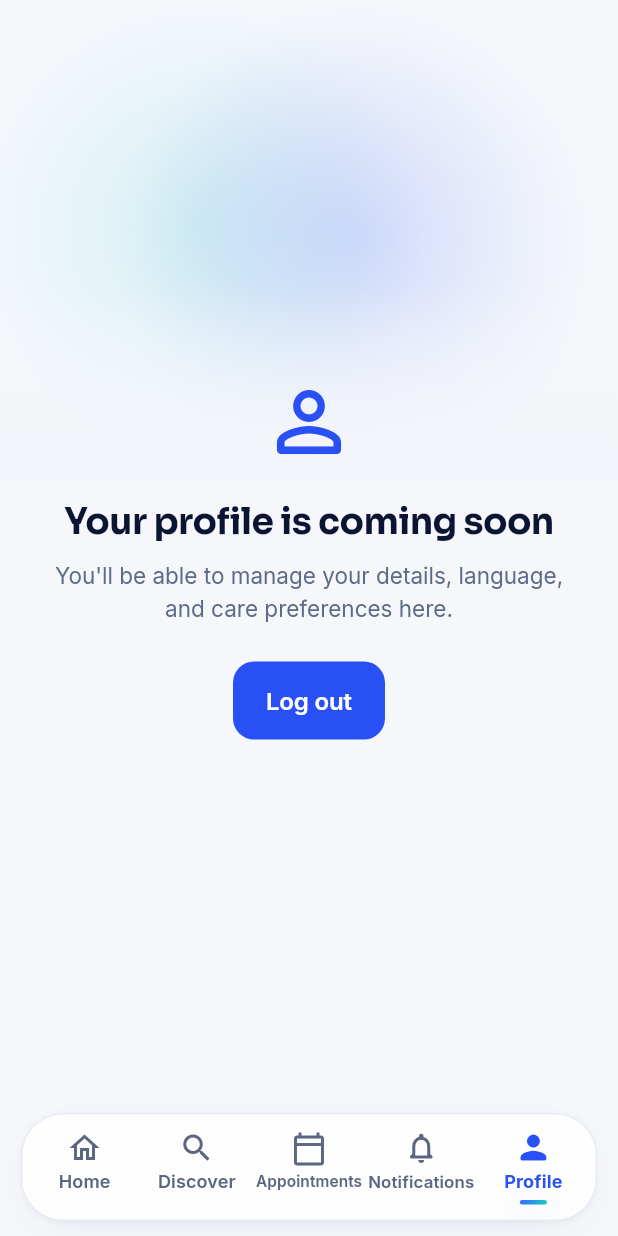
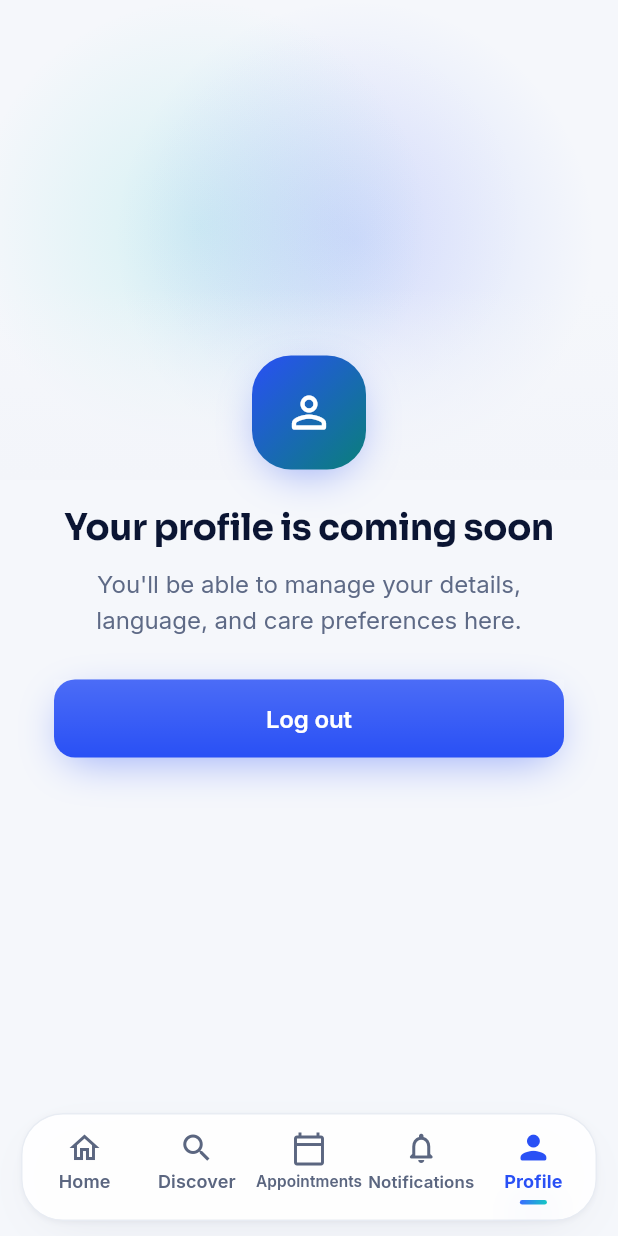
Before and after one commit to kaywansmustafa-web/Saxlem, a Flutter app: the HomePage screen opened directly, item 5 of the bottom bar chosen, on a phone screen of 412 x 824 dp. Run offline on Flutter 3.47's test engine with Material 3 defaults, Android fonts, the phone set to English and light mode, and no system bars; our stand-ins replace flutter_secure_storage, shared_preferences; accounts and stored records are empty.

Commit message:
Aura v3 redesign part 3: payments and info screens
- FIB payment screens (review, waiting, paid, expired) sit on the aura.
- Guest/info screens get the gradient badge, readable width and the
  standard Saxlem button.

Co-Authored-By: Claude Opus 5.5 <noreply@anthropic.com>
Claude-Session: https://claude.ai/code/session_01RNFViTcfhe9U8dUWGHQxkB

```diff
--- a/mobile/lib/features/home/presentation/pages/informational_page.dart
+++ b/mobile/lib/features/home/presentation/pages/informational_page.dart
@@ -1,4 +1,6 @@
 import 'package:flutter/material.dart';
+
+import '../../../../design_system/design_system.dart';
 
 class InformationalPage extends StatelessWidget {
   const InformationalPage({
@@ -26,8 +28,20 @@ class InformationalPage extends StatelessWidget {
         padding: const EdgeInsetsDirectional.all(32),
         child: Column(
           children: [
-            Icon(icon, size: 64, color: Theme.of(context).colorScheme.primary),
-            const SizedBox(height: 20),
+            Container(
+              width: 76,
+              height: 76,
+              alignment: Alignment.center,
+              decoration: BoxDecoration(
+                gradient: context.saxlemColors.deepAura,
+                borderRadius: BorderRadius.circular(26),
+                boxShadow: SaxlemElevation.glow(
+                  context.saxlemColors.brandPrimary,
+                ),
+              ),
+              child: Icon(icon, size: 34, color: context.saxlemColors.onFill),
+            ),
+            const SizedBox(height: 24),
             Text(
               title,
               textAlign: TextAlign.center,
@@ -36,10 +50,26 @@ class InformationalPage extends StatelessWidget {
               ).textTheme.headlineSmall?.copyWith(fontWeight: FontWeight.w700),
             ),
             const SizedBox(height: 10),
-            Text(message, textAlign: TextAlign.center),
+            ConstrainedBox(
+              constraints: const BoxConstraints(maxWidth: 340),
+              child: Text(
+                message,
+                textAlign: TextAlign.center,
+                style: Theme.of(context).textTheme.bodyLarge?.copyWith(
+                  color: context.saxlemColors.textSecondary,
+                ),
+              ),
+            ),
             if (actionLabel != null && onAction != null) ...[
-              const SizedBox(height: 24),
-              FilledButton(onPressed: onAction, child: Text(actionLabel!)),
+              const SizedBox(height: 28),
+              ConstrainedBox(
+                constraints: const BoxConstraints(maxWidth: 340),
+                child: SaxlemButton(
+                  label: actionLabel!,
+                  onPressed: onAction,
+                  expand: true,
+                ),
+              ),
             ],
           ],
         ),
--- a/mobile/lib/features/payments/presentation/pages/online_payment_page.dart
+++ b/mobile/lib/features/payments/presentation/pages/online_payment_page.dart
@@ -116,7 +116,9 @@ class _OnlinePaymentPageState extends State<OnlinePaymentPage>
           onPressed: () => Navigator.of(context).pop(controller.payment),
         ),
       ),
-      body: SafeArea(
+      body: SaxlemAuraBackdrop(
+        strength: .7,
+        child: SafeArea(
           top: false,
           child: ListenableBuilder(
             listenable: controller,
@@ -140,6 +142,7 @@ class _OnlinePaymentPageState extends State<OnlinePaymentPage>
                 children: [...previous, ?current],
               ),
               child: _body(context),
+            ),
           ),
         ),
       ),
```
Lines whose indentation alone changed are shown as unchanged.
